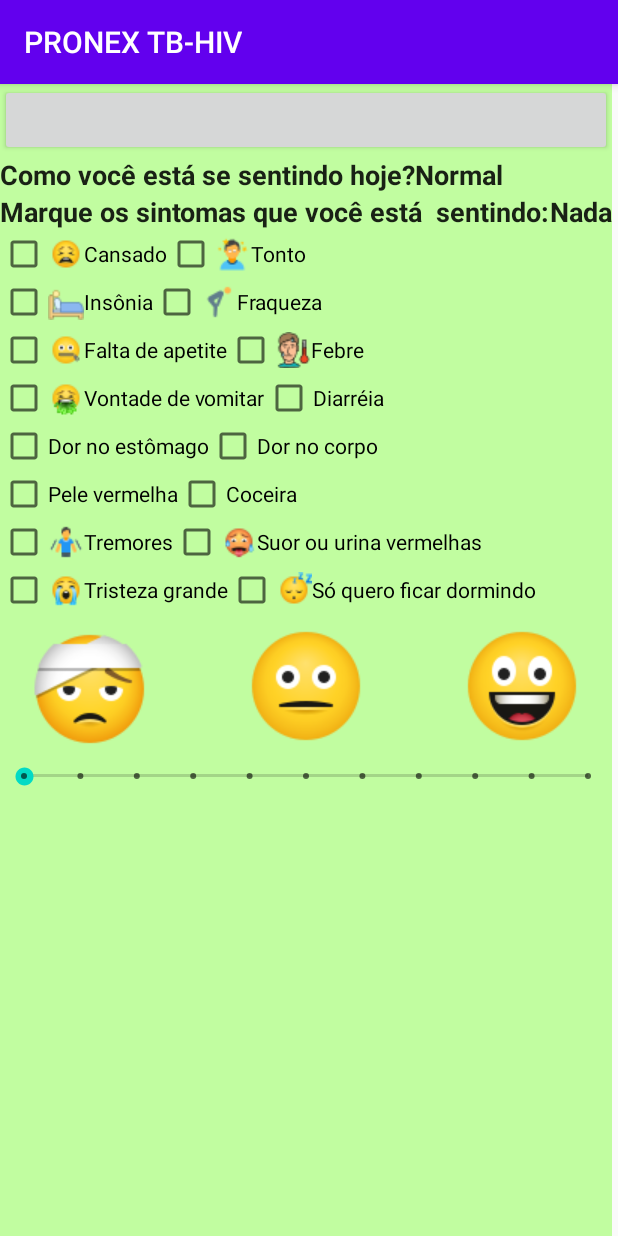
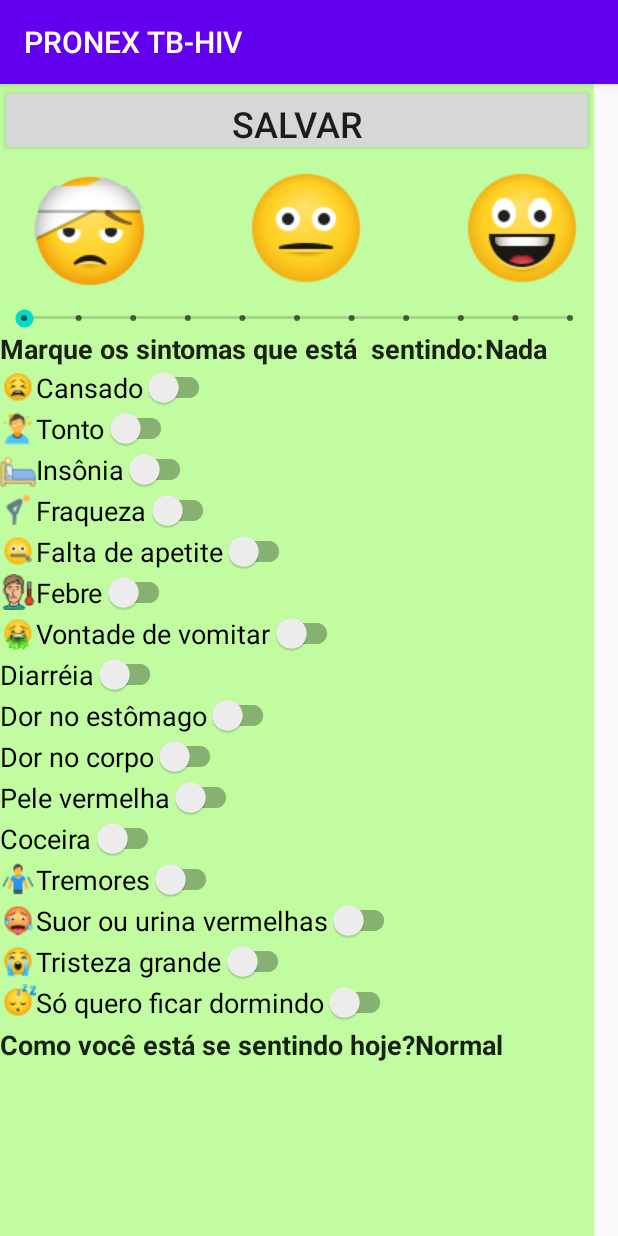
Before and after one commit to maxmonteiro2008/Pronex-Paciente, an Android app: the Sentimento screen opened directly, with no data from a screen before it, on a phone screen of 412 x 824 dp. Run offline under Robolectric (Android 15) with nearby library versions, the phone set to English and light mode, and no system bars; our stand-ins replace Firebase (no records; nobody signed in at launch, a user with empty details on screens opened directly).

Commit message:
Ver: Auth + Opcoes-Final + Hora Medicamento + Camera2 + Medicacao + Sentimento+ info

```diff
--- a/app/src/main/java/com/mx/mobi_flm/MainActivity.java
+++ b/app/src/main/java/com/mx/mobi_flm/MainActivity.java
@@ -95,7 +95,11 @@ private Button btn1;
               password = edpassword.getText().toString();
               /*  if( (email!= null) && (password!=null)) { */
               //login(email, password);
-              login("miguelmonte.vix@gmail.com", "cabecadedragao");
+              if (email.isEmpty() || password.isEmpty()) {
+                  login("miguelmonte.vix@gmail.com", "cabecadedragao");
+              } else {
+                  login(email, password);
+              }
               fbuser = mAuth.getCurrentUser();
               //}
               if (fbuser != null) {
--- a/app/src/main/java/com/mx/mobi_flm/Medicacao.java
+++ b/app/src/main/java/com/mx/mobi_flm/Medicacao.java
@@ -372,7 +372,7 @@ public class Medicacao extends AppCompatActivity {
         CameraManager manager = (CameraManager) getSystemService(Context.CAMERA_SERVICE);
         Log.e(TAG, "is camera open");
         try {
-            cameraId = manager.getCameraIdList()[0];
+            cameraId = manager.getCameraIdList()[1];//era 0
             CameraCharacteristics characteristics = manager.getCameraCharacteristics(cameraId);
             StreamConfigurationMap map = characteristics.get(CameraCharacteristics.SCALER_STREAM_CONFIGURATION_MAP);
             assert map != null;
--- a/app/src/main/java/com/mx/mobi_flm/Opcoes.java
+++ b/app/src/main/java/com/mx/mobi_flm/Opcoes.java
@@ -126,6 +126,8 @@ public class Opcoes extends AppCompatActivity {
                 } else {
                     textView2.setText("error");
                 }
+                Intent infoIntent = new Intent(Opcoes.this, InfoActivity.class);
+                startActivity(infoIntent);
             }
         });
 
--- a/app/src/main/java/com/mx/mobi_flm/Sentimento.java
+++ b/app/src/main/java/com/mx/mobi_flm/Sentimento.java
@@ -4,13 +4,13 @@ import android.os.Bundle;
 import android.util.Log;
 import android.view.View;
 import android.widget.Button;
-import android.widget.CheckBox;
 import android.widget.ImageView;
 import android.widget.SeekBar;
 import android.widget.TextView;
 
 import com.google.android.gms.tasks.OnFailureListener;
 import com.google.android.gms.tasks.OnSuccessListener;
+import com.google.android.material.switchmaterial.SwitchMaterial;
 import com.google.firebase.auth.FirebaseAuth;
 import com.google.firebase.auth.FirebaseUser;
 import com.google.firebase.firestore.CollectionReference;
@@ -33,7 +33,7 @@ public class Sentimento extends AppCompatActivity {
     FirebaseFirestore db;
     CollectionReference sentimento;
     //View Members
-    private CheckBox cb1, cb2, cb3, cb4, cb5, cb6, cb7, cb8, cb9, cb10, cb11, cb12, cb13, cb14, cb15, cb16;
+    private SwitchMaterial cb1, cb2, cb3, cb4, cb5, cb6, cb7, cb8, cb9, cb10, cb11, cb12, cb13, cb14, cb15, cb16;
 
     // FireBase member
     private Button btn1;
@@ -87,25 +87,28 @@ public class Sentimento extends AppCompatActivity {
         img2 = findViewById(R.id.imgwhatever);
         img3 = findViewById(R.id.imggood);
 
-        cb1 = findViewById(R.id.checkbox1);
-        cb2 = findViewById(R.id.checkbox2);
-        cb3 = findViewById(R.id.checkbox3);
-        cb4 = findViewById(R.id.checkbox4);
-        cb5 = findViewById(R.id.checkbox5);
-        cb6 = findViewById(R.id.checkbox6);
-        cb7 = findViewById(R.id.checkbox7);
-        cb8 = findViewById(R.id.checkbox8);
-        cb9 = findViewById(R.id.checkbox9);
-        cb10 = findViewById(R.id.checkbox10);
-        cb11 = findViewById(R.id.checkbox11);
-        cb12 = findViewById(R.id.checkbox12);
-        cb13 = findViewById(R.id.checkbox13);
-        cb14 = findViewById(R.id.checkbox14);
-        cb15 = findViewById(R.id.checkbox15);
-        cb16 = findViewById(R.id.checkbox16);
+        cb1 = findViewById(R.id.switch1);
+        cb2 = findViewById(R.id.switch2);
+        cb3 = findViewById(R.id.switch3);
+        cb4 = findViewById(R.id.switch4);
+        cb5 = findViewById(R.id.switch5);
+        cb6 = findViewById(R.id.switch6);
+        cb7 = findViewById(R.id.switch7);
+        cb8 = findViewById(R.id.switch8);
+        cb9 = findViewById(R.id.switch9);
+        cb10 = findViewById(R.id.switch10);
+        cb11 = findViewById(R.id.switch11);
+        cb12 = findViewById(R.id.switch12);
+        cb13 = findViewById(R.id.switch13);
+        cb14 = findViewById(R.id.switch14);
+        cb15 = findViewById(R.id.switch15);
+        cb16 = findViewById(R.id.switch16);
 
 
-        // VIEW ACTIONS
+        btn1.setOnClickListener(new View.OnClickListener() {
+            @Override
+            public void onClick(View v) {
+
                 if (cb1.isChecked()) {
                     msintoma += 1;
                 }
@@ -154,9 +157,10 @@ public class Sentimento extends AppCompatActivity {
                 if (cb15.isChecked()) {
                     msintoma += 32768;
                 }
-        btn1.setOnClickListener(new View.OnClickListener() {
-            @Override
-            public void onClick(View v) {
+                if (cb16.isChecked()) {
+                    msintoma += 65536;
+                }
+
                 saveSentimento(currentUser.getUid(), calendar.getTime(), msentimento, msintoma);
 
             }
@@ -182,7 +186,7 @@ public class Sentimento extends AppCompatActivity {
 
                 }
                 if (progress > 5) {
-                    txv2.setText("Muito bem");
+                    txv2.setText("Bem");
                     img1.setVisibility(View.INVISIBLE);
                     img3.setVisibility(View.VISIBLE);
                     img2.setVisibility(View.INVISIBLE);
--- a/app/src/main/res/layout/activity_opcoes.xml
+++ b/app/src/main/res/layout/activity_opcoes.xml
@@ -20,7 +20,7 @@
         android:layoutMode="opticalBounds"
         android:orientation="vertical"
         android:rowCount="2"
-        android:layout_marginTop="8dp"
+        android:layout_marginTop="32dp"
         android:visibility="visible">
 
         <ImageButton
@@ -31,7 +31,7 @@
             android:layout_column="0"
             android:layout_gravity="center"
             android:contentDescription="@string/test"
-            android:src="@drawable/health_graph" />
+            android:src="@drawable/information_96" />
 
         <ImageButton
             android:id="@+id/button2"
--- a/app/src/main/res/layout/activity_sentimento.xml
+++ b/app/src/main/res/layout/activity_sentimento.xml
@@ -18,36 +18,59 @@
         <Button
             android:id="@+id/buttonsave"
             android:layout_width="match_parent"
-            android:layout_height="wrap_content"
-
-            />
+            android:layout_height="48dp"
+            android:text="Salvar"
+            android:textSize="24sp" />
 
         <LinearLayout
-            android:id="@+id/LL_int_1_1_h"
+            android:id="@+id/LL_seek"
             android:layout_width="wrap_content"
             android:layout_height="wrap_content"
-            android:orientation="horizontal">
+            android:orientation="vertical">
 
-            <TextView
-                android:id="@+id/txv1"
-                android:layout_width="wrap_content"
+            <RelativeLayout
+                android:id="@+id/RL_imag"
+                android:layout_width="match_parent"
                 android:layout_height="wrap_content"
-                android:text="Como você está se sentindo hoje?"
-                android:textAppearance="@style/TextAppearance.AppCompat.Body1"
-                android:textSize="18sp"
-                android:textStyle="bold" />
+                android:orientation="horizontal">
 
-            <TextView
-                android:id="@+id/txv2"
-                android:layout_width="wrap_content"
-                android:layout_height="wrap_content"
-                android:text="Normal"
-                android:textAppearance="@style/TextAppearance.AppCompat.Body1"
-                android:textSize="18sp"
-                android:textStyle="bold" />
+                <ImageView
+                    android:id="@+id/imgbad"
+                    android:layout_width="wrap_content"
+                    android:layout_height="wrap_content"
+                    android:layout_alignParentStart="true"
+                    android:layout_marginStart="12dp"
+                    android:layout_marginTop="2dp"
+                    android:layout_marginBottom="2dp"
+                    android:src="@drawable/head_bandage_face_96" />
+
+                <ImageView
+                    android:id="@+id/imgwhatever"
+                    android:layout_width="wrap_content"
+                    android:layout_height="wrap_content"
+                    android:layout_marginStart="48dp"
+                    android:layout_toEndOf="@id/imgbad"
+                    android:src="@drawable/neutral_face_96" />
+
+                <ImageView
+                    android:id="@+id/imggood"
+                    android:layout_width="wrap_content"
+                    android:layout_height="wrap_content"
+                    android:layout_marginStart="48dp"
+                    android:layout_toEndOf="@id/imgwhatever"
+                    android:src="@drawable/grinning_face_with_big_eyes_96" />
+            </RelativeLayout>
+
+            <SeekBar
+                android:id="@+id/seekBar"
+                style="@style/Widget.AppCompat.SeekBar.Discrete"
+                android:layout_width="match_parent"
+                android:layout_height="16dp"
+                android:max="10"
+                android:min="0"
+                android:progress="0" />
 
         </LinearLayout>
-
 
         <LinearLayout
             android:id="@+id/LL_int_1_2_h"
@@ -59,7 +82,7 @@
                 android:id="@+id/txv3"
                 android:layout_width="match_parent"
                 android:layout_height="wrap_content"
-                android:text="Marque os sintomas que você está  sentindo:"
+                android:text="Marque os sintomas que está  sentindo:"
                 android:textAppearance="@style/TextAppearance.AppCompat.Body1"
                 android:textSize="18sp"
                 android:textStyle="bold"
@@ -82,233 +105,182 @@
             android:id="@+id/LL_int_2h"
             android:layout_width="match_parent"
             android:layout_height="wrap_content"
-            android:orientation="horizontal">
+            android:orientation="vertical">
 
-            <androidx.appcompat.widget.AppCompatCheckBox
-                android:id="@+id/checkbox1"
+            <com.google.android.material.switchmaterial.SwitchMaterial
+                android:id="@+id/switch1"
                 android:layout_width="wrap_content"
                 android:layout_height="wrap_content"
+                android:autoSizeMinTextSize="@dimen/app_bar_height"
                 android:checked="false"
                 android:drawableLeft="@drawable/s_tired_face_24"
+                android:foregroundTint="@color/colorPrimaryDark"
+                android:foregroundTintMode="src_atop"
                 android:text="@string/s_1_Cansado"
+                android:textSize="18sp" />
 
-                />
-
-            <androidx.appcompat.widget.AppCompatCheckBox
-                android:id="@+id/checkbox2"
+            <com.google.android.material.switchmaterial.SwitchMaterial
+                android:id="@+id/switch2"
                 android:layout_width="wrap_content"
                 android:layout_height="wrap_content"
                 android:checked="false"
                 android:drawableLeft="@drawable/s_dizzy_24"
                 android:text="@string/s_2_Tonto"
+                android:textSize="18sp"
 
                 />
-        </LinearLayout>
 
-
-        <LinearLayout
-            android:id="@+id/LL_int_3h"
-            android:layout_width="match_parent"
-            android:layout_height="wrap_content"
-            android:orientation="horizontal">
-
-            <androidx.appcompat.widget.AppCompatCheckBox
-                android:id="@+id/checkbox3"
+            <com.google.android.material.switchmaterial.SwitchMaterial
+                android:id="@+id/switch3"
                 android:layout_width="wrap_content"
                 android:layout_height="wrap_content"
                 android:checked="false"
                 android:drawableLeft="@drawable/s_insomnia_24"
-                android:text="@string/s_3_Insônia" />
+                android:text="@string/s_3_Insônia"
+                android:textSize="18sp" />
 
-
-            <androidx.appcompat.widget.AppCompatCheckBox
-                android:id="@+id/checkbox4"
+            <com.google.android.material.switchmaterial.SwitchMaterial
+                android:id="@+id/switch4"
                 android:layout_width="wrap_content"
                 android:layout_height="wrap_content"
                 android:checked="false"
                 android:drawableLeft="@drawable/s_person_tired_24"
                 android:text="@string/s_4_Fraqueza"
+                android:textSize="18sp"
 
                 />
-        </LinearLayout>
 
-        <LinearLayout
-            android:id="@+id/LL_int_4h"
-            android:layout_width="match_parent"
-            android:layout_height="wrap_content"
-            android:orientation="horizontal">
-
-            <androidx.appcompat.widget.AppCompatCheckBox
-                android:id="@+id/checkbox5"
+            <com.google.android.material.switchmaterial.SwitchMaterial
+                android:id="@+id/switch5"
                 android:layout_width="wrap_content"
                 android:layout_height="wrap_content"
                 android:checked="false"
                 android:drawableLeft="@drawable/s_zipper_mouth_face_24"
-                android:text="@string/s_5_apetite" />
+                android:text="@string/s_5_apetite"
+                android:textSize="18sp" />
 
-            <androidx.appcompat.widget.AppCompatCheckBox
-                android:id="@+id/checkbox6"
+            <com.google.android.material.switchmaterial.SwitchMaterial
+                android:id="@+id/switch6"
                 android:layout_width="wrap_content"
                 android:layout_height="wrap_content"
                 android:checked="false"
                 android:drawableLeft="@drawable/s_fever_24"
-                android:text="@string/s_6_Febre" />
-        </LinearLayout>
+                android:text="@string/s_6_Febre"
+                android:textSize="18sp" />
 
-        <LinearLayout
-            android:id="@+id/LL_int_5h"
-            android:layout_width="match_parent"
-            android:layout_height="wrap_content"
-            android:orientation="horizontal">
-
-            <androidx.appcompat.widget.AppCompatCheckBox
-                android:id="@+id/checkbox7"
+            <com.google.android.material.switchmaterial.SwitchMaterial
+                android:id="@+id/switch7"
                 android:layout_width="wrap_content"
                 android:layout_height="wrap_content"
                 android:checked="false"
                 android:drawableLeft="@drawable/s_face_vomiting_24"
-                android:text="@string/s_7_vomitar" />
+                android:text="@string/s_7_vomitar"
+                android:textSize="18sp" />
 
-            <androidx.appcompat.widget.AppCompatCheckBox
-                android:id="@+id/checkbox8"
+            <com.google.android.material.switchmaterial.SwitchMaterial
+                android:id="@+id/switch8"
                 android:layout_width="wrap_content"
                 android:layout_height="wrap_content"
                 android:checked="false"
-                android:text="@string/s_8_Diarréia" />
+                android:text="@string/s_8_Diarréia"
+                android:textSize="18sp" />
+
+
+            <com.google.android.material.switchmaterial.SwitchMaterial
+                android:id="@+id/switch9"
+                android:layout_width="wrap_content"
+                android:layout_height="wrap_content"
+                android:checked="false"
+                android:text="@string/s_9_estômago"
+                android:textSize="18sp" />
+
+            <com.google.android.material.switchmaterial.SwitchMaterial
+                android:id="@+id/switch10"
+                android:layout_width="wrap_content"
+                android:layout_height="wrap_content"
+                android:checked="false"
+                android:text="@string/s_10_corpo"
+                android:textSize="18sp" />
+
+            <com.google.android.material.switchmaterial.SwitchMaterial
+                android:id="@+id/switch11"
+                android:layout_width="wrap_content"
+                android:layout_height="wrap_content"
+                android:checked="false"
+                android:text="@string/s_11_pele"
+                android:textSize="18sp" />
+
+            <com.google.android.material.switchmaterial.SwitchMaterial
+                android:id="@+id/switch12"
+                android:layout_width="wrap_content"
+                android:layout_height="wrap_content"
+                android:checked="false"
+                android:text="@string/s_12_Coceira"
+                android:textSize="18sp" />
+
+            <com.google.android.material.switchmaterial.SwitchMaterial
+                android:id="@+id/switch13"
+                android:layout_width="wrap_content"
+                android:layout_height="wrap_content"
+                android:checked="false"
+                android:drawableLeft="@drawable/s_shaking_24"
+                android:text="@string/s_13_Tremores"
+                android:textSize="18sp" />
+
+            <com.google.android.material.switchmaterial.SwitchMaterial
+                android:id="@+id/switch14"
+                android:layout_width="wrap_content"
+                android:layout_height="wrap_content"
+                android:checked="false"
+                android:drawableLeft="@drawable/s_hot_face_24"
+                android:text="@string/s_14_vermelho"
+                android:textSize="18sp" />
+
+            <com.google.android.material.switchmaterial.SwitchMaterial
+                android:id="@+id/switch15"
+                android:layout_width="wrap_content"
+                android:layout_height="wrap_content"
+                android:checked="false"
+                android:drawableLeft="@drawable/s_loudly_crying_face_24"
+                android:text="@string/s_15_Tristeza"
+                android:textSize="18sp" />
+
+            <com.google.android.material.switchmaterial.SwitchMaterial
+                android:id="@+id/switch16"
+                android:layout_width="wrap_content"
+                android:layout_height="wrap_content"
+                android:checked="false"
+                android:drawableLeft="@drawable/sleeping_face_24"
+                android:text="@string/s_16_dormir"
+                android:textSize="18sp" />
 
         </LinearLayout>
 
         <LinearLayout
-            android:id="@+id/LL_int_6h"
-            android:layout_width="match_parent"
+            android:id="@+id/LL_int_1_1_h"
+            android:layout_width="wrap_content"
             android:layout_height="wrap_content"
+            android:layout_marginTop="2dp"
             android:orientation="horizontal">
 
-            <androidx.appcompat.widget.AppCompatCheckBox
-                android:id="@+id/checkbox9"
+            <TextView
+                android:id="@+id/txv1"
                 android:layout_width="wrap_content"
                 android:layout_height="wrap_content"
-                android:checked="false"
-                android:text="@string/s_9_estômago" />
+                android:text="Como você está se sentindo hoje?"
+                android:textAppearance="@style/TextAppearance.AppCompat.Body1"
+                android:textSize="18sp"
+                android:textStyle="bold" />
 
-            <androidx.appcompat.widget.AppCompatCheckBox
-                android:id="@+id/checkbox10"
+            <TextView
+                android:id="@+id/txv2"
                 android:layout_width="wrap_content"
                 android:layout_height="wrap_content"
-                android:checked="false"
-                android:text="@string/s_10_corpo" />
+                android:text="Normal"
+                android:textAppearance="@style/TextAppearance.AppCompat.Body1"
+                android:textSize="18sp"
+                android:textStyle="bold" />
 
         </LinearLayout>
-
-        <LinearLayout
-            android:id="@+id/LL_int_7h"
-            android:layout_width="match_parent"
-            android:layout_height="wrap_content"
-            android:orientation="horizontal">
-
-            <androidx.appcompat.widget.AppCompatCheckBox
-                android:id="@+id/checkbox11"
-                android:layout_width="wrap_content"
-                android:layout_height="wrap_content"
-                android:checked="false"
-                android:text="@string/s_11_pele" />
-
-            <androidx.appcompat.widget.AppCompatCheckBox
-                android:id="@+id/checkbox12"
-                android:layout_width="wrap_content"
-                android:layout_height="wrap_content"
-                android:checked="false"
-                android:text="@string/s_12_Coceira" />
-        </LinearLayout>
-
-        <LinearLayout
-            android:id="@+id/LL_int_8h"
-            android:layout_width="match_parent"
-            android:layout_height="wrap_content"
-            android:orientation="horizontal">
-
-            <androidx.appcompat.widget.AppCompatCheckBox
-                android:id="@+id/checkbox13"
-                android:layout_width="wrap_content"
-                android:layout_height="wrap_content"
-                android:checked="false"
-                android:drawableLeft="@drawable/s_shaking_24"
-                android:text="@string/s_13_Tremores" />
-
-            <androidx.appcompat.widget.AppCompatCheckBox
-                android:id="@+id/checkbox14"
-                android:layout_width="wrap_content"
-                android:layout_height="wrap_content"
-                android:checked="false"
-                android:drawableLeft="@drawable/s_hot_face_24"
-                android:text="@string/s_14_vermelho" />
-        </LinearLayout>
-
-        <LinearLayout
-            android:id="@+id/LL_int_9h"
-            android:layout_width="match_parent"
-            android:layout_height="wrap_content"
-            android:orientation="horizontal">
-
-            <androidx.appcompat.widget.AppCompatCheckBox
-                android:id="@+id/checkbox15"
-                android:layout_width="wrap_content"
-                android:layout_height="wrap_content"
-                android:checked="false"
-                android:drawableLeft="@drawable/s_loudly_crying_face_24"
-                android:text="@string/s_15_Tristeza" />
-
-            <androidx.appcompat.widget.AppCompatCheckBox
-                android:id="@+id/checkbox16"
-                android:layout_width="wrap_content"
-                android:layout_height="wrap_content"
-                android:checked="false"
-                android:drawableLeft="@drawable/sleeping_face_24"
-                android:text="@string/s_16_dormir" />
-
-        </LinearLayout>
-
-        <RelativeLayout
-            android:id="@+id/LL_int_1h"
-            android:layout_width="match_parent"
-            android:layout_height="wrap_content"
-            android:orientation="horizontal">
-
-            <ImageView
-                android:id="@+id/imgbad"
-                android:layout_width="wrap_content"
-                android:layout_height="wrap_content"
-                android:layout_alignParentStart="true"
-                android:layout_marginStart="12dp"
-                android:layout_marginTop="2dp"
-                android:layout_marginBottom="2dp"
-                android:src="@drawable/head_bandage_face_96" />
-
-            <ImageView
-                android:id="@+id/imgwhatever"
-                android:layout_width="wrap_content"
-                android:layout_height="wrap_content"
-                android:layout_marginStart="48dp"
-                android:layout_toEndOf="@id/imgbad"
-                android:src="@drawable/neutral_face_96" />
-
-            <ImageView
-                android:id="@+id/imggood"
-                android:layout_width="wrap_content"
-                android:layout_height="wrap_content"
-                android:layout_marginStart="48dp"
-                android:layout_toEndOf="@id/imgwhatever"
-                android:src="@drawable/grinning_face_with_big_eyes_96" />
-        </RelativeLayout>
-
-        <SeekBar
-            android:id="@+id/seekBar"
-            style="@style/Widget.AppCompat.SeekBar.Discrete"
-            android:layout_width="match_parent"
-            android:layout_height="16dp"
-            android:max="10"
-            android:min="0"
-            android:progress="0" />
-
     </LinearLayout>
 </ScrollView>
--- a/build.gradle
+++ b/build.gradle
@@ -9,7 +9,7 @@ buildscript {
     }
 
     dependencies {
-        classpath 'com.android.tools.build:gradle:3.6.3'
+        classpath 'com.android.tools.build:gradle:4.0.1'
         classpath 'com.google.gms:google-services:4.3.3'
 
 
```
Also changed, not shown: app/src/main/AndroidManifest.xml (+7 -3 lines), app/src/main/java/com/mx/mobi_flm/InfoActivity.java (added, +33 -0 lines), app/src/main/res/layout/activity_info.xml (added, +47 -0 lines), app/src/main/res/layout/activity_main.xml (+6 -4 lines), app/src/main/res/layout/activity_medicacao.xml (+6 -6 lines), app/src/main/res/layout/content_scrolling.xml (added, +19 -0 lines), app/src/main/res/menu/menu_info.xml (added, +10 -0 lines), app/src/main/res/values/strings.xml (+34 -0 lines), app/src/main/res/drawable/information_96.png (added), app/src/main/res/drawable/login_96.png (added), gradle/wrapper/gradle-wrapper.properties. Lines whose indentation alone changed are shown as unchanged.
